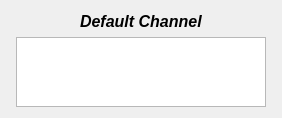
Old version of the form src/window_rigol_oscilliscope/widget_channel_measurements.ui in the repository dmherrington/ECM-Control-System.
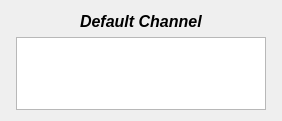
New version of the form.

```diff
--- a/src/window_rigol_oscilliscope/widget_channel_measurements.ui
+++ b/src/window_rigol_oscilliscope/widget_channel_measurements.ui
@@ -7,7 +7,7 @@
     <x>0</x>
     <y>0</y>
     <width>282</width>
-    <height>118</height>
+    <height>121</height>
    </rect>
   </property>
   <property name="windowTitle">
```
